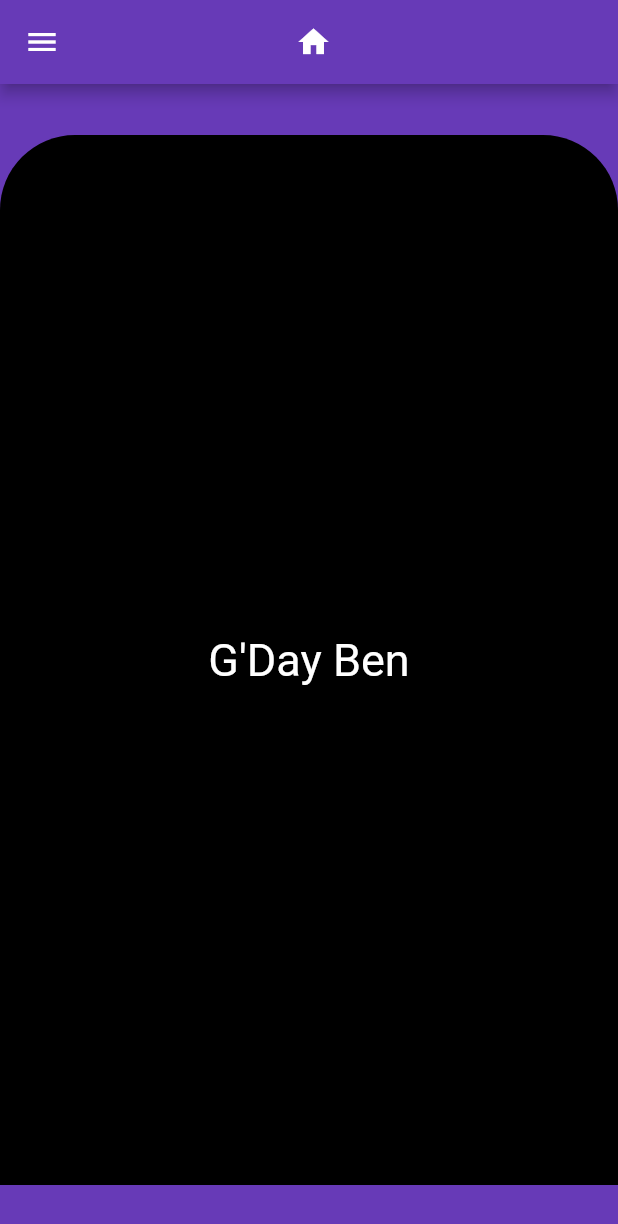
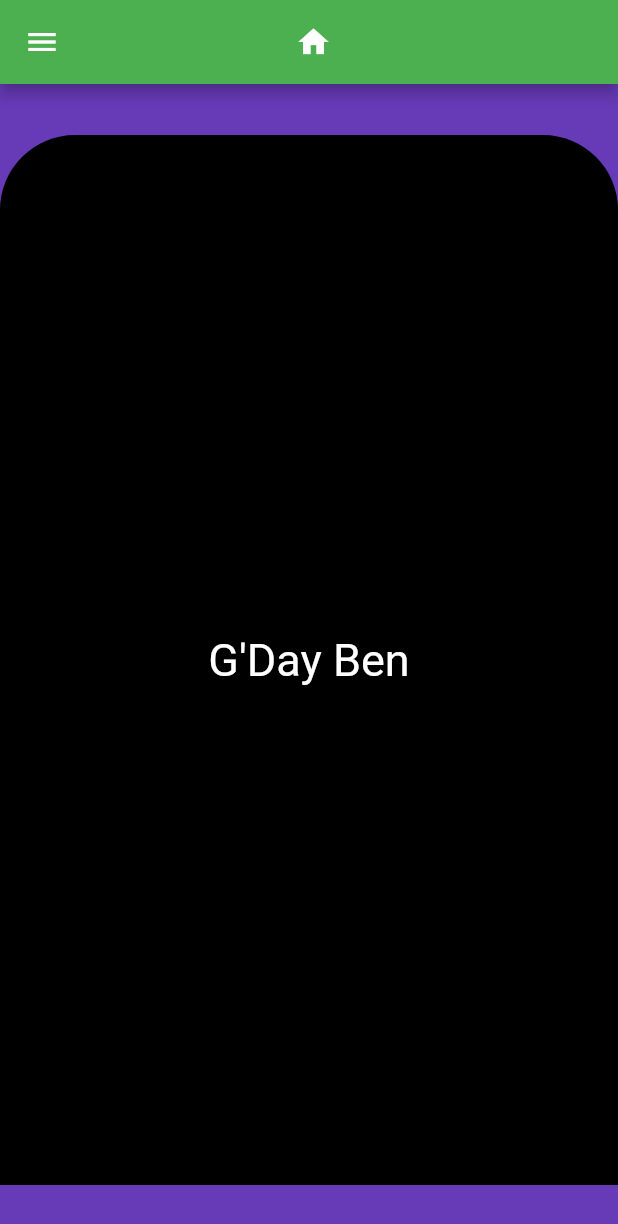
Before and after one commit to Kevin-Au-Duong/DACCKSCAM-DECO3801-S2-2022-UQ, a Flutter app: the screen it shows after launch, on a phone screen of 412 x 824 dp. Shown: the top 1224 px of the screen. Run offline on Flutter 3.47's test engine with Material 2 defaults, Android fonts, the phone set to English and light mode, and no system bars.

Commit message:
Changed background to green from deep purple

```diff
--- a/lib/main.dart
+++ b/lib/main.dart
@@ -29,7 +29,7 @@ class _HomePageState extends State<HomePage> {
   Widget build(BuildContext context) {
     return Scaffold(
       appBar: AppBar(
-        backgroundColor: Colors.deepPurple,
+        backgroundColor: Colors.green,
         // title: const Text("DACCKS CAM"),
         title: IconButton(
           icon: const Icon(Icons.home),
```
